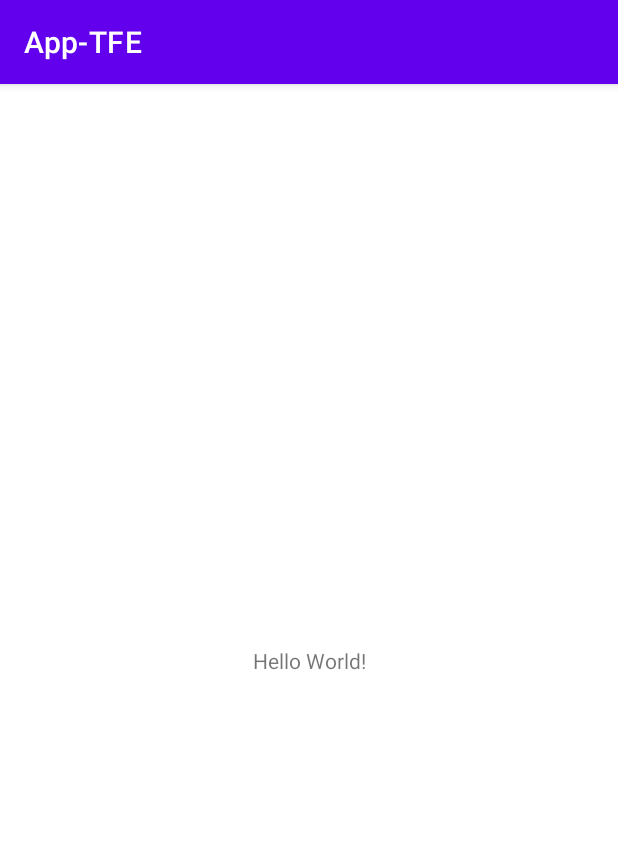
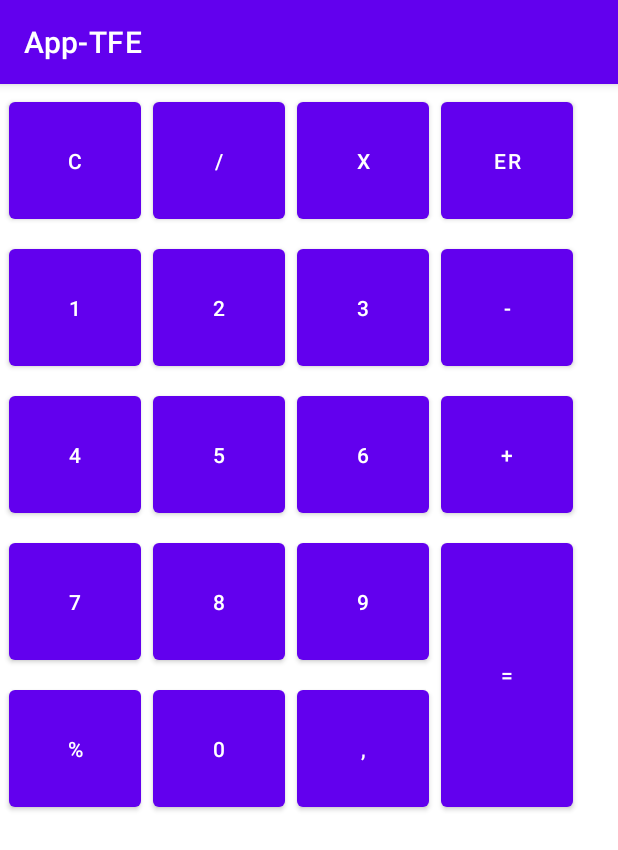
Before and after one commit to Luca5-Brz/App-TFE, an Android app: the screen it shows after launch (MainActivity), on a phone screen of 412 x 824 dp. Shown: the top 850 px of the screen. Run offline under Robolectric (Android 15) with nearby library versions, the phone set to English and light mode, and no system bars.

Commit message:
début UI

```diff
--- a/app/src/main/res/layout/activity_main.xml
+++ b/app/src/main/res/layout/activity_main.xml
@@ -6,13 +6,116 @@
     android:layout_height="match_parent"
     tools:context=".MainActivity">
 
-    <TextView
+    <GridLayout
+        android:id="@+id/main_layout_grid"
         android:layout_width="wrap_content"
         android:layout_height="wrap_content"
-        android:text="Hello World!"
-        app:layout_constraintBottom_toBottomOf="parent"
-        app:layout_constraintLeft_toLeftOf="parent"
-        app:layout_constraintRight_toRightOf="parent"
-        app:layout_constraintTop_toTopOf="parent" />
+        android:columnCount="4"
+        android:rowCount="5"
+        android:orientation="horizontal"
+        android:padding="2dp"
+        android:useDefaultMargins="true"
+        tools:ignore="MissingConstraints">
+        <Button
+            android:id="@+id/main_button_clear"
+            android:layout_height="90dp"
+            android:text="c"
+            />
+        <Button
+            android:id="@+id/main_button_divide"
+            android:layout_height="90dp"
+            android:text="/"
+            />
+        <Button
+            android:id="@+id/main_button_multiple"
+            android:layout_height="90dp"
+            android:text="X"
+            />
+        <Button
+            android:id="@+id/main_button_erase"
+            android:layout_height="90dp"
+            android:text="er"
+            />
+        <Button
+            android:id="@+id/main_button_1"
+            android:layout_height="90dp"
+            android:text="1"
+            />
+        <Button
+            android:id="@+id/main_button_2"
+            android:layout_height="90dp"
+            android:text="2"
+            />
+        <Button
+            android:id="@+id/main_button_3"
+            android:layout_height="90dp"
+            android:text="3"
+            />
+        <Button
+            android:id="@+id/main_button_minus"
+            android:layout_height="90dp"
+            android:text="-"
+            />
+        <Button
+            android:id="@+id/main_button_4"
+            android:layout_height="90dp"
+            android:text="4"
+            />
+        <Button
+            android:id="@+id/main_button_5"
+            android:layout_height="90dp"
+            android:text="5"
+            />
+        <Button
+            android:id="@+id/main_button_6"
+            android:layout_height="90dp"
+            android:text="6"
+            />
+        <Button
+            android:id="@+id/main_button_plus"
+            android:layout_height="90dp"
+            android:text="+"
+            />
+        <Button
+            android:id="@+id/main_button_7"
+            android:layout_height="90dp"
+            android:text="7"
+            />
+        <Button
+            android:id="@+id/main_button_8"
+            android:layout_height="90dp"
+            android:text="8"
+            />
+        <Button
+            android:id="@+id/main_button_9"
+            android:layout_height="90dp"
+            android:text="9"
+            />
+        <Button
+            android:id="@+id/main_button_equal"
+            android:layout_height="90dp"
+            android:text="="
+            android:layout_gravity="fill_vertical"
+            android:layout_rowSpan="2"
+            />
+        <Button
+            android:id="@+id/main_button_modulo"
+            android:layout_height="90dp"
+            android:text="%"
+            />
+        <Button
+            android:id="@+id/main_button_0"
+            android:layout_height="90dp"
+            android:text="0"
+            />
+        <Button
+            android:id="@+id/main_button_coma"
+            android:layout_height="90dp"
+            android:text=","
+            />
+
+
+    </GridLayout>
+
 
 </androidx.constraintlayout.widget.ConstraintLayout>
```
